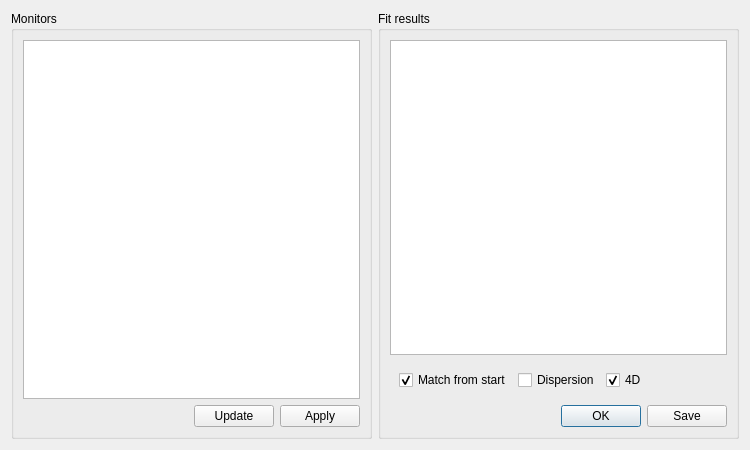
First picture: the form in src/madgui/online/emittance.ui, repository hibtc/madgui, before the edit.
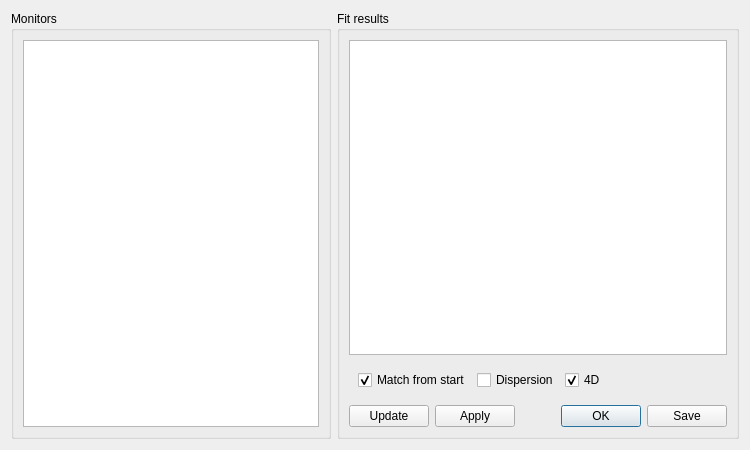
Second picture: the form after the edit. Custom widgets are drawn as their Qt base class.

Commit message:
Reposition "Update" and "Apply" buttons below the fit
Note that the meaning of the update button has recently changed from
"read monitors and update fit" to "update fit", and so it makes sense to
not have it in the monitor groupbox anymore.

Patch:
```diff
--- a/src/madgui/online/emittance.ui
+++ b/src/madgui/online/emittance.ui
@@ -23,37 +23,6 @@
       <item>
        <widget class="TableView" name="monitorTable"/>
       </item>
-      <item>
-       <layout class="QHBoxLayout">
-        <item>
-         <spacer>
-          <property name="orientation">
-           <enum>Qt::Horizontal</enum>
-          </property>
-          <property name="sizeHint" stdset="0">
-           <size>
-            <width>40</width>
-            <height>20</height>
-           </size>
-          </property>
-         </spacer>
-        </item>
-        <item>
-         <widget class="QPushButton" name="updateButton">
-          <property name="text">
-           <string>Update</string>
-          </property>
-         </widget>
-        </item>
-        <item>
-         <widget class="QPushButton" name="applyButton">
-          <property name="text">
-           <string>Apply</string>
-          </property>
-         </widget>
-        </item>
-       </layout>
-      </item>
      </layout>
     </widget>
    </item>
@@ -113,11 +82,42 @@
        </widget>
       </item>
       <item>
-       <widget class="QDialogButtonBox" name="buttonBox">
-        <property name="standardButtons">
-         <set>QDialogButtonBox::Ok|QDialogButtonBox::Save</set>
-        </property>
-       </widget>
+       <layout class="QHBoxLayout">
+        <item>
+         <widget class="QPushButton" name="updateButton">
+          <property name="text">
+           <string>Update</string>
+          </property>
+         </widget>
+        </item>
+        <item>
+         <widget class="QPushButton" name="applyButton">
+          <property name="text">
+           <string>Apply</string>
+          </property>
+         </widget>
+        </item>
+        <item>
+         <spacer>
+          <property name="orientation">
+           <enum>Qt::Horizontal</enum>
+          </property>
+          <property name="sizeHint" stdset="0">
+           <size>
+            <width>40</width>
+            <height>20</height>
+           </size>
+          </property>
+         </spacer>
+        </item>
+        <item>
+         <widget class="QDialogButtonBox" name="buttonBox">
+          <property name="standardButtons">
+           <set>QDialogButtonBox::Ok|QDialogButtonBox::Save</set>
+          </property>
+         </widget>
+        </item>
+       </layout>
       </item>
      </layout>
     </widget>
```
